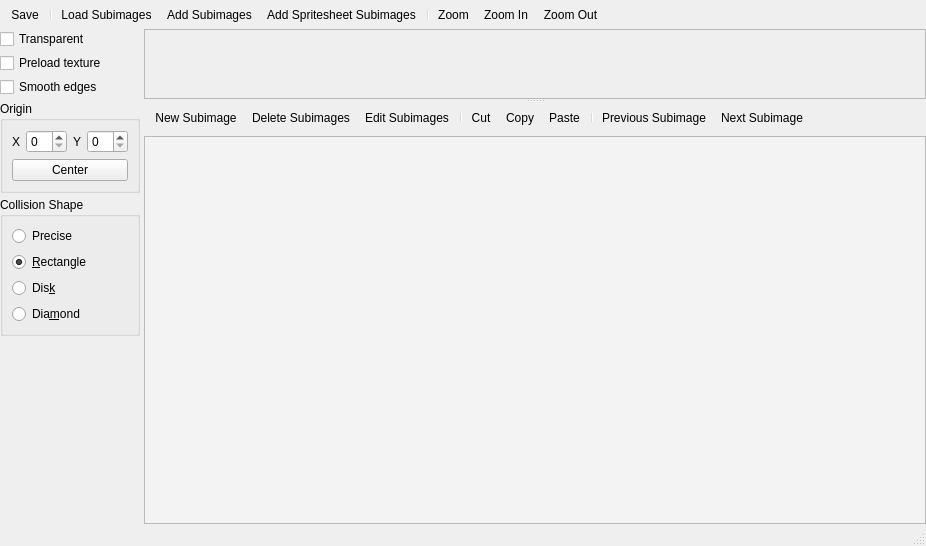
Above: Editors/SpriteEditor.ui from enigma-dev/RadialGM before the change. Below: the same form after it.
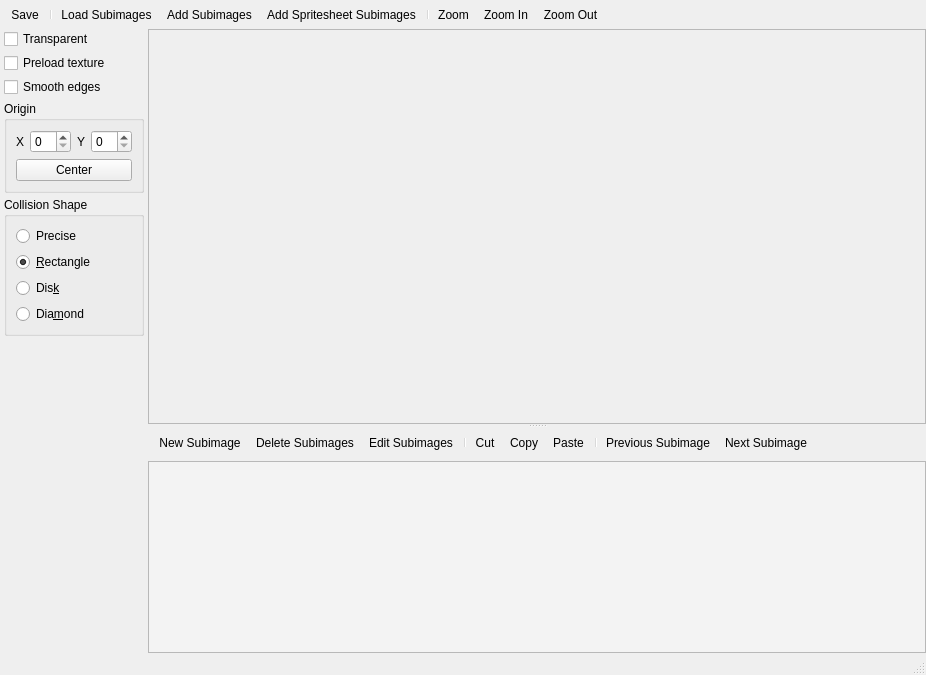
That is the form after the change. Icons and pictures are not drawn. Custom widgets are drawn as their Qt base class.

```diff
--- a/Editors/SpriteEditor.ui
+++ b/Editors/SpriteEditor.ui
@@ -7,7 +7,7 @@
     <x>0</x>
     <y>0</y>
     <width>926</width>
-    <height>546</height>
+    <height>675</height>
    </rect>
   </property>
   <property name="windowTitle">
@@ -74,6 +74,15 @@
        <property name="sizeConstraint">
         <enum>QLayout::SetDefaultConstraint</enum>
        </property>
+       <property name="leftMargin">
+        <number>4</number>
+       </property>
+       <property name="topMargin">
+        <number>0</number>
+       </property>
+       <property name="bottomMargin">
+        <number>4</number>
+       </property>
        <item>
         <widget class="QCheckBox" name="transparentCheckBox">
          <property name="text">
@@ -224,7 +233,7 @@
         <property name="sizePolicy">
          <sizepolicy hsizetype="Expanding" vsizetype="Expanding">
           <horstretch>0</horstretch>
-          <verstretch>0</verstretch>
+          <verstretch>1</verstretch>
          </sizepolicy>
         </property>
         <property name="sizeAdjustPolicy">
@@ -241,8 +250,8 @@
           <rect>
            <x>0</x>
            <y>0</y>
-           <width>755</width>
-           <height>101</height>
+           <width>752</width>
+           <height>368</height>
           </rect>
          </property>
          <property name="autoFillBackground">
@@ -282,6 +291,9 @@
          <property name="spacing">
           <number>4</number>
          </property>
+         <property name="sizeConstraint">
+          <enum>QLayout::SetDefaultConstraint</enum>
+         </property>
          <item>
           <widget class="QToolBar" name="subimagesToolbar">
            <property name="sizePolicy">
@@ -313,6 +325,12 @@
          </item>
          <item>
           <widget class="QListView" name="subImageList">
+           <property name="sizePolicy">
+            <sizepolicy hsizetype="Expanding" vsizetype="Expanding">
+             <horstretch>0</horstretch>
+             <verstretch>0</verstretch>
+            </sizepolicy>
+           </property>
            <property name="palette">
             <palette>
              <active>
```
